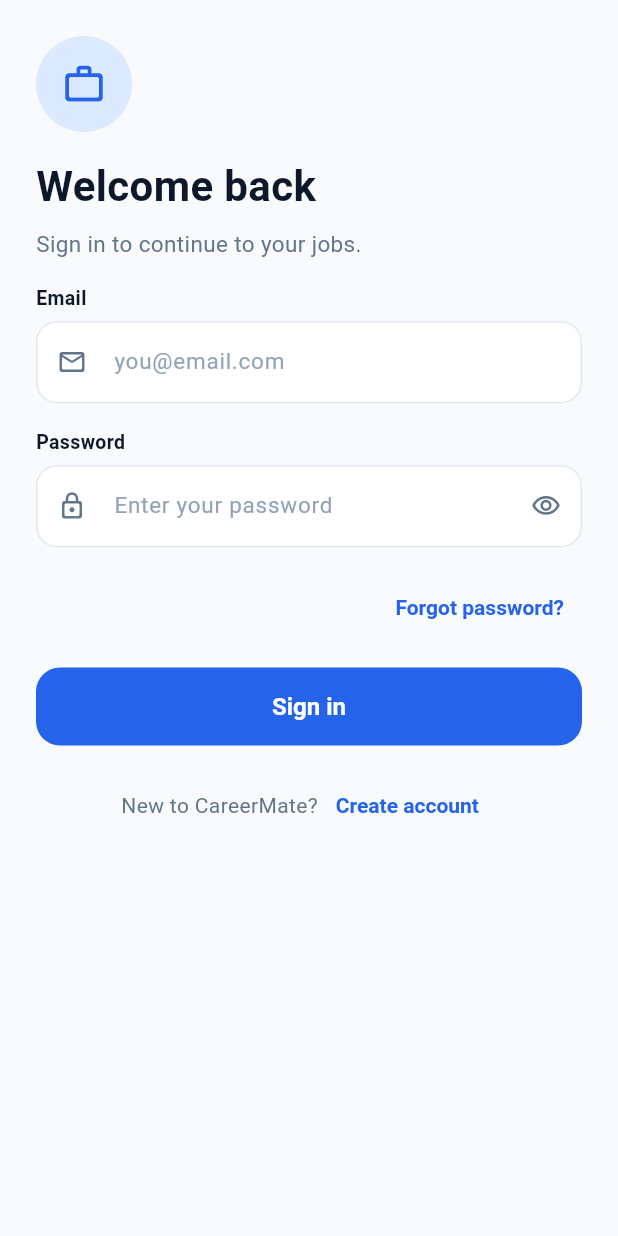
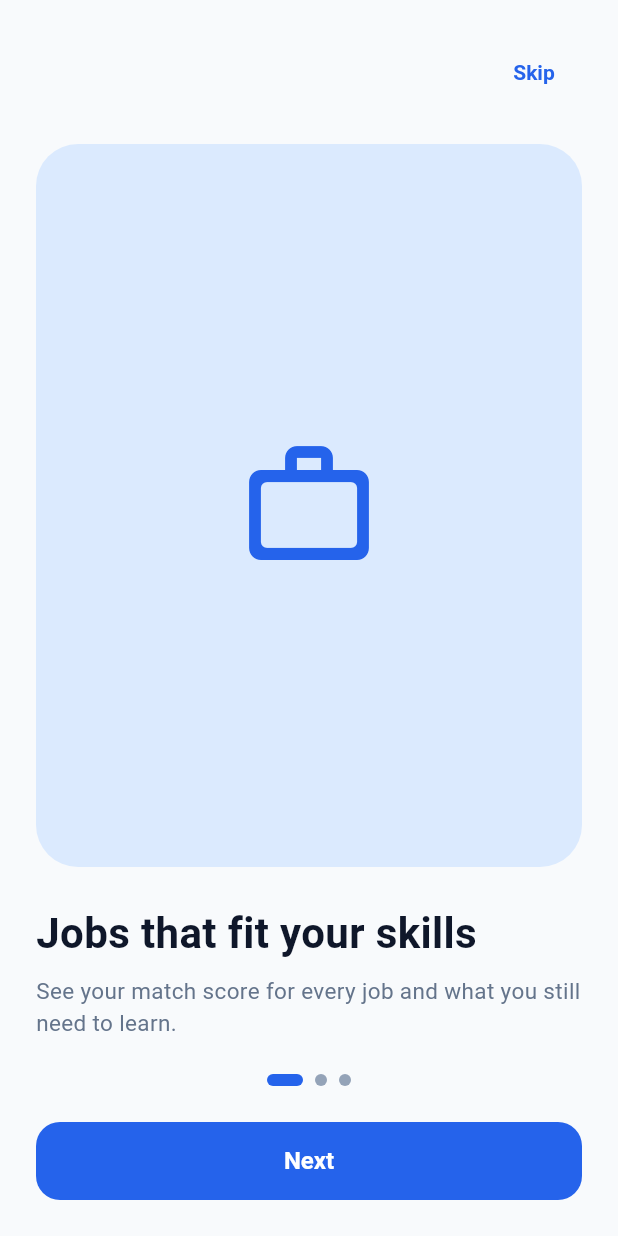
Before and after one commit to Laraibkhan2/careermate, a Flutter app: the screen it shows after launch, on a phone screen of 412 x 824 dp. Run offline on Flutter 3.47's test engine with Material 3 defaults, Android fonts, the phone set to English and light mode, and no system bars; our stand-ins replace get.

Commit message:
Page view and add skills screens

```diff
--- a/lib/controller/login_controller.dart
+++ b/lib/controller/login_controller.dart
@@ -1,4 +1,7 @@
 import 'package:flutter/material.dart';
+import 'package:get/get.dart';
+
+import '../view/screens/main_screen/add_skills_screen.dart';
 import 'auth_form_controller.dart';
 
 class LoginController extends AuthFormController {
@@ -7,7 +10,10 @@ class LoginController extends AuthFormController {
 
   @override
   Future<void> onSubmit() async {
+    // TODO: call the login API with email.text and password.text.
+    // Open the next screen only when the API says the login worked.
     await Future<void>.delayed(const Duration(seconds: 1));
+    Get.offAll(() => const AddSkillsScreen());
   }
 
   @override
--- /dev/null
+++ b/lib/controller/onboarding_controller.dart
@@ -0,0 +1,41 @@
+import 'package:flutter/material.dart';
+import 'package:get/get.dart';
+
+import '../model/onboarding_model.dart';
+import '../view/screens/auth/login_screen.dart';
+
+class OnboardingController extends GetxController {
+  final pageController = PageController();
+  int currentPage = 0;
+
+  bool get isLast => currentPage == onboardingPages.length - 1;
+
+  /// Called by the PageView whenever the visible page changes.
+  void onPageChanged(int index) {
+    currentPage = index;
+    update();
+  }
+
+  /// "Next" goes to the following page; on the last page it finishes.
+  void next() {
+    if (isLast) {
+      finish();
+    } else {
+      pageController.nextPage(
+        duration: const Duration(milliseconds: 300),
+        curve: Curves.easeInOut,
+      );
+    }
+  }
+
+  void finish() {
+    // TODO: save "onboarding seen" in local_storage so it is shown only once.
+    Get.offAll(() => const LoginScreen());
+  }
+
+  @override
+  void onClose() {
+    pageController.dispose();
+    super.onClose();
+  }
+}
--- a/lib/main.dart
+++ b/lib/main.dart
@@ -2,7 +2,7 @@ import 'package:flutter/material.dart';
 import 'package:get/get.dart';
 
 import 'utils/app_colors.dart';
-import 'view/screens/auth/login_screen.dart';
+import 'view/screens/onboarding/onboarding_screen.dart';
 
 void main() => runApp(const CareerMateApp());
 
@@ -30,6 +30,6 @@ class CareerMateApp extends StatelessWidget {
         ),
       ),
     ),
-    home: const LoginScreen(),
+    home: const OnboardingScreen(),
   );
 }
--- a/lib/model/onboarding_model.dart
+++ b/lib/model/onboarding_model.dart
@@ -0,0 +1,31 @@
+import 'package:flutter/material.dart';
+
+class OnboardingModel {
+  const OnboardingModel({
+    required this.icon,
+    required this.title,
+    required this.subtitle,
+  });
+
+  final IconData icon;
+  final String title;
+  final String subtitle;
+}
+
+const onboardingPages = [
+  OnboardingModel(
+    icon: Icons.work_outline_rounded,
+    title: 'Jobs that fit your skills',
+    subtitle: 'See your match score for every job and what you still need to learn.',
+  ),
+  OnboardingModel(
+    icon: Icons.lightbulb_outline_rounded,
+    title: 'Know what to learn next',
+    subtitle: 'Spot the skills you are missing and see how close you are.',
+  ),
+  OnboardingModel(
+    icon: Icons.notifications_active_outlined,
+    title: 'Track every application',
+    subtitle: 'Save jobs, update their status and get alerts so nothing is missed.',
+  ),
+];
--- a/lib/view/components/auth_layout.dart
+++ b/lib/view/components/auth_layout.dart
@@ -1,5 +1,10 @@
 import 'package:flutter/material.dart';
-import 'package:careermate/utils/app_colors.dart';
+
+import '../../utils/app_colors.dart';
+import 'screen_header.dart';
+
+/// Shared page shell for Login, Create Account and Forgot Password:
+/// icon, title, subtitle, the form fields and the bottom link.
 class AuthLayout extends StatelessWidget {
   const AuthLayout({
     super.key,
@@ -48,28 +53,7 @@ class AuthLayout extends StatelessWidget {
                     ),
                     child: Icon(icon, size: 30, color: AppColors.primary),
                   ),
-                Column(
-                  crossAxisAlignment: CrossAxisAlignment.start,
-                  spacing: 8,
-                  children: [
-                    Text(
-                      title,
-                      style: const TextStyle(
-                        fontSize: 28,
-                        fontWeight: FontWeight.w700,
-                        color: AppColors.textPrimary,
-                      ),
-                    ),
-                    Text(
-                      subtitle,
-                      style: const TextStyle(
-                        fontSize: 15,
-                        height: 1.4,
-                        color: AppColors.textSecondary,
-                      ),
-                    ),
-                  ],
-                ),
+                ScreenHeader(title: title, subtitle: subtitle),
                 ...children,
                 Row(
                   mainAxisAlignment: MainAxisAlignment.center,
--- a/lib/view/components/dialogs/custom_text_field.dart
+++ b/lib/view/components/dialogs/custom_text_field.dart
@@ -106,7 +106,6 @@ class CustomTextField extends StatelessWidget {
   }
 }
 
-/// Keeps the show/hide state of one password field.
 class _ObscureController extends GetxController {
   bool obscure = true;
 
--- /dev/null
+++ b/lib/view/components/onboarding_page.dart
@@ -0,0 +1,33 @@
+import 'package:flutter/material.dart';
+
+import '../../model/onboarding_model.dart';
+import '../../utils/app_colors.dart';
+import 'screen_header.dart';
+
+/// One slide inside the onboarding PageView.
+class OnboardingPage extends StatelessWidget {
+  const OnboardingPage({super.key, required this.page});
+
+  final OnboardingModel page;
+
+  @override
+  Widget build(BuildContext context) {
+    return Column(
+      crossAxisAlignment: CrossAxisAlignment.start,
+      spacing: 24,
+      children: [
+        Expanded(
+          child: Container(
+            width: double.infinity,
+            decoration: BoxDecoration(
+              color: AppColors.primaryLight,
+              borderRadius: BorderRadius.circular(28),
+            ),
+            child: Icon(page.icon, size: 96, color: AppColors.primary),
+          ),
+        ),
+        ScreenHeader(title: page.title, subtitle: page.subtitle),
+      ],
+    );
+  }
+}
--- /dev/null
+++ b/lib/view/components/page_dots.dart
@@ -0,0 +1,31 @@
+import 'package:flutter/material.dart';
+
+import '../../utils/app_colors.dart';
+
+/// Row of dots that shows which page is current (the active one is longer).
+class PageDots extends StatelessWidget {
+  const PageDots({super.key, required this.count, required this.current});
+
+  final int count;
+  final int current;
+
+  @override
+  Widget build(BuildContext context) {
+    return Row(
+      mainAxisAlignment: MainAxisAlignment.center,
+      spacing: 8,
+      children: List.generate(
+        count,
+            (index) => AnimatedContainer(
+          duration: const Duration(milliseconds: 250),
+          width: index == current ? 24 : 8,
+          height: 8,
+          decoration: BoxDecoration(
+            color: index == current ? AppColors.primary : AppColors.textHint,
+            borderRadius: BorderRadius.circular(4),
+          ),
+        ),
+      ),
+    );
+  }
+}
--- /dev/null
+++ b/lib/view/components/screen_header.dart
@@ -0,0 +1,37 @@
+import 'package:flutter/material.dart';
+
+import '../../utils/app_colors.dart';
+
+/// Big title with a smaller subtitle under it.
+class ScreenHeader extends StatelessWidget {
+  const ScreenHeader({super.key, required this.title, required this.subtitle});
+
+  final String title;
+  final String subtitle;
+
+  @override
+  Widget build(BuildContext context) {
+    return Column(
+      crossAxisAlignment: CrossAxisAlignment.start,
+      spacing: 8,
+      children: [
+        Text(
+          title,
+          style: const TextStyle(
+            fontSize: 28,
+            fontWeight: FontWeight.w700,
+            color: AppColors.textPrimary,
+          ),
+        ),
+        Text(
+          subtitle,
+          style: const TextStyle(
+            fontSize: 15,
+            height: 1.4,
+            color: AppColors.textSecondary,
+          ),
+        ),
+      ],
+    );
+  }
+}
--- /dev/null
+++ b/lib/view/screens/onboarding/onboarding_screen.dart
@@ -0,0 +1,61 @@
+import 'package:flutter/material.dart';
+import 'package:get/get.dart';
+
+import '../../../controller/onboarding_controller.dart';
+import '../../../model/onboarding_model.dart';
+import '../../components/dialogs/custom_button.dart';
+import '../../components/onboarding_page.dart';
+import '../../components/page_dots.dart';
+
+class OnboardingScreen extends StatelessWidget {
+  const OnboardingScreen({super.key});
+
+  @override
+  Widget build(BuildContext context) {
+    return GetBuilder<OnboardingController>(
+      init: OnboardingController(),
+      builder: (c) => Scaffold(
+        body: SafeArea(
+          child: Padding(
+            padding: const EdgeInsets.all(24),
+            child: Column(
+              spacing: 24,
+              children: [
+                Align(
+                  alignment: Alignment.centerRight,
+                  child: Visibility(
+                    visible: !c.isLast,
+                    maintainSize: true,
+                    maintainAnimation: true,
+                    maintainState: true,
+                    child: TextButton(
+                      onPressed: c.finish,
+                      child: const Text('Skip'),
+                    ),
+                  ),
+                ),
+                Expanded(
+                  child: PageView.builder(
+                    controller: c.pageController,
+                    onPageChanged: c.onPageChanged,
+                    itemCount: onboardingPages.length,
+                    itemBuilder: (_, index) =>
+                        OnboardingPage(page: onboardingPages[index]),
+                  ),
+                ),
+                PageDots(
+                  count: onboardingPages.length,
+                  current: c.currentPage,
+                ),
+                CustomButton(
+                  text: c.isLast ? 'Get started' : 'Next',
+                  onPressed: c.next,
+                ),
+              ],
+            ),
+          ),
+        ),
+      ),
+    );
+  }
+}
--- a/pubspec.yaml
+++ b/pubspec.yaml
@@ -35,7 +35,6 @@ dependencies:
   # Use with the CupertinoIcons class for iOS style icons.
   cupertino_icons: ^1.0.8
   get: ^4.7.3
-
 dev_dependencies:
   flutter_test:
     sdk: flutter
```
Also changed, not shown: lib/controller/add_skills_controller.dart (added, +76 -0 lines), lib/model/skills.dart (added, +18 -0 lines), lib/view/components/skill_chip.dart (added, +56 -0 lines), lib/view/screens/main_screen/add_skills_screen.dart (added, +89 -0 lines).
